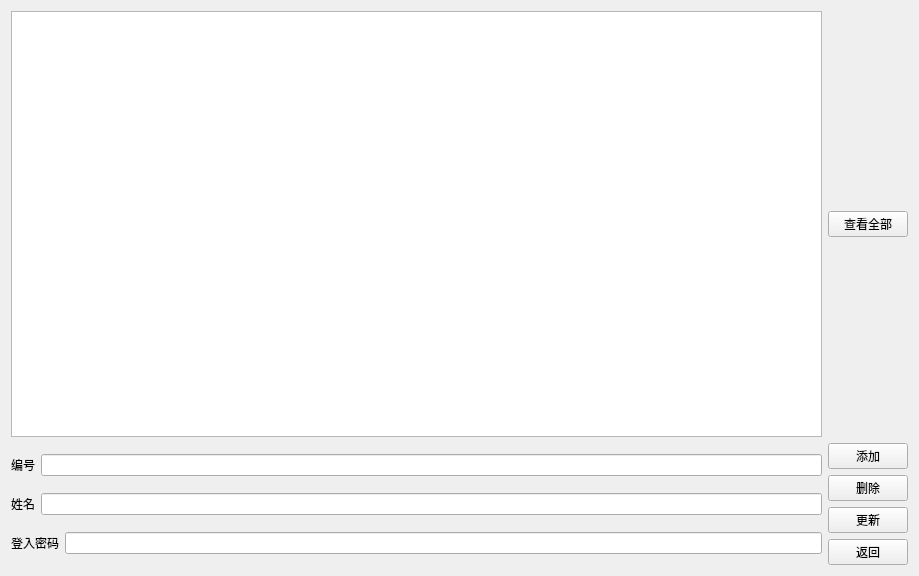
Old version of the form userlogin.ui in the repository hooray1998/SC_System.
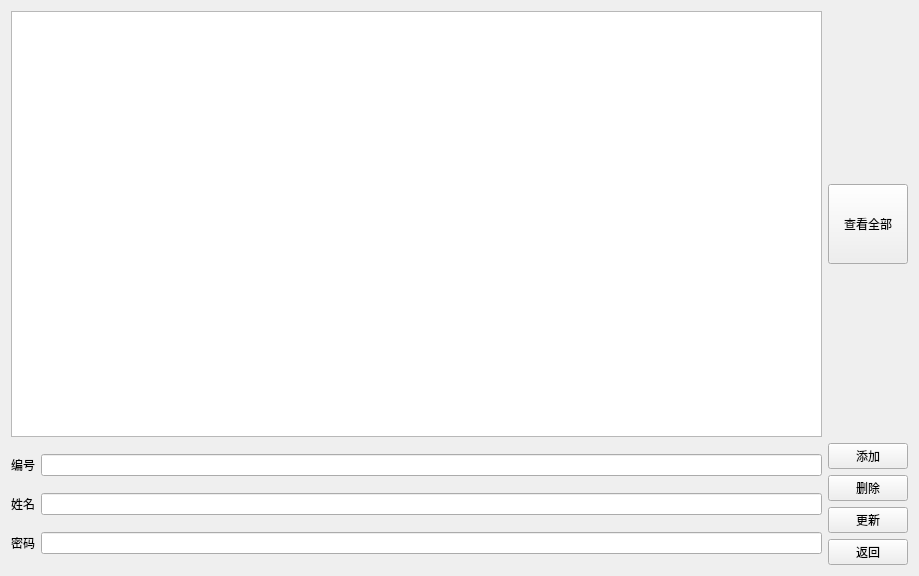
New version of the form.

Commit message: userlogin is ok

What changed in the file:
```diff
--- a/userlogin.ui
+++ b/userlogin.ui
@@ -20,7 +20,13 @@
       <widget class="QTableWidget" name="tableWidget"/>
      </item>
      <item>
-      <widget class="QPushButton" name="insertloginqueryButton">
+      <widget class="QPushButton" name="seeAllButton">
+       <property name="minimumSize">
+        <size>
+         <width>0</width>
+         <height>80</height>
+        </size>
+       </property>
        <property name="text">
         <string>查看全部</string>
        </property>
@@ -65,7 +71,7 @@
          <item>
           <widget class="QLabel" name="label_4">
            <property name="text">
-            <string>登入密码</string>
+            <string>密码</string>
            </property>
           </widget>
          </item>
```
Left out of the diff: 14 changed lines with no effect on the pictures. The commit also changes 46 other files.
